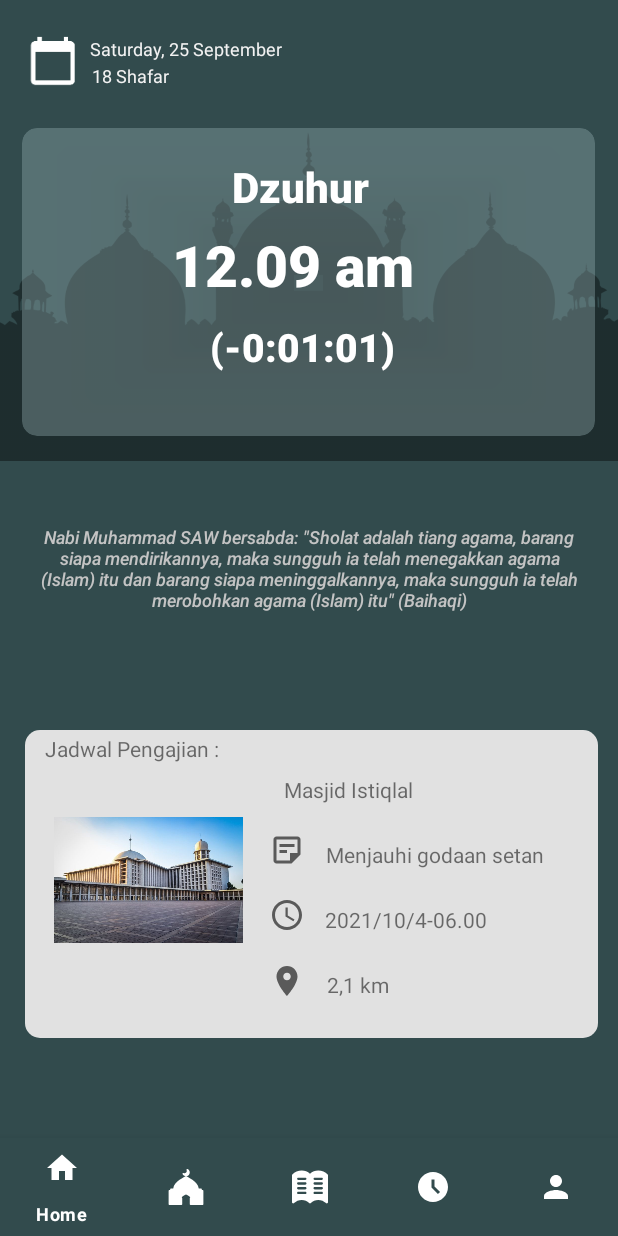
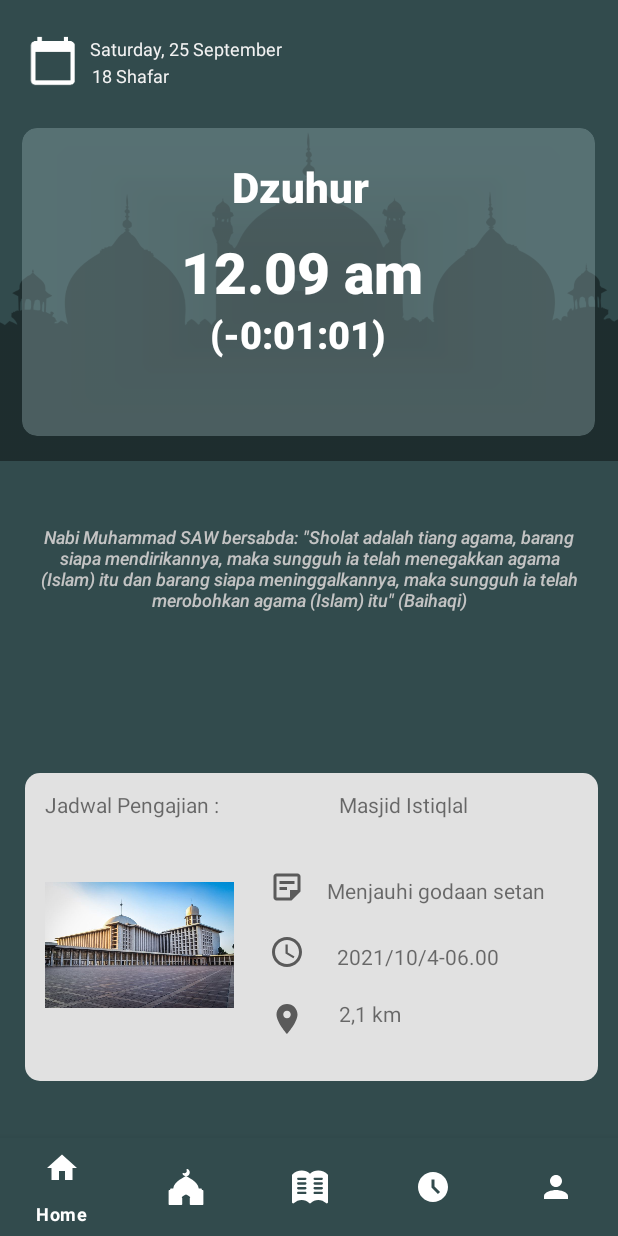
Before and after one commit to kintanputia/meng-ngaji, an Android app: the screen it shows after launch (MainActivity), on a phone screen of 412 x 824 dp. Run offline under Robolectric (Android 15) with nearby library versions, the phone set to English and light mode, and no system bars.

Commit message:
Update fragment_home.xml

```diff
--- a/app/src/main/res/layout/fragment_home.xml
+++ b/app/src/main/res/layout/fragment_home.xml
@@ -26,6 +26,7 @@
             app:layout_constraintVertical_bias="0.023" />
 
         <TextView
+            android:id="@+id/textView14"
             android:layout_width="wrap_content"
             android:layout_height="wrap_content"
             android:fontFamily="sans-serif"
@@ -110,25 +111,25 @@
                 android:textSize="28sp" />
 
             <TextView
+                android:layout_width="wrap_content"
+                android:layout_height="wrap_content"
+                android:layout_marginLeft="125dp"
+                android:layout_marginTop="120dp"
+                android:fontFamily="sans-serif-black"
+                android:text="(-0:01:01)"
+                android:textColor="@color/white"
+                android:textSize="25sp" />
+
+            <TextView
                 android:id="@+id/waktusolat"
                 android:layout_width="wrap_content"
                 android:layout_height="wrap_content"
-                android:layout_marginLeft="100dp"
-                android:layout_marginTop="65dp"
+                android:layout_marginLeft="106dp"
+                android:layout_marginTop="70dp"
                 android:fontFamily="sans-serif-black"
                 android:text="12.09 am"
                 android:textColor="@color/white"
                 android:textSize="38sp" />
-
-            <TextView
-                android:layout_width="wrap_content"
-                android:layout_height="wrap_content"
-                android:layout_marginLeft="125dp"
-                android:layout_marginTop="128dp"
-                android:fontFamily="sans-serif-black"
-                android:text="(-0:01:01)"
-                android:textColor="@color/white"
-                android:textSize="26sp" />
 
         </androidx.cardview.widget.CardView>
 
@@ -142,7 +143,7 @@
             app:layout_constraintHorizontal_bias="0.551"
             app:layout_constraintStart_toStartOf="parent"
             app:layout_constraintTop_toTopOf="parent"
-            app:layout_constraintVertical_bias="0.88" />
+            app:layout_constraintVertical_bias="0.931" />
 
         <TextView
             android:id="@+id/textView8"
@@ -151,10 +152,10 @@
             android:text="Jadwal Pengajian :"
             app:layout_constraintBottom_toBottomOf="parent"
             app:layout_constraintEnd_toEndOf="parent"
-            app:layout_constraintHorizontal_bias="0.101"
+            app:layout_constraintHorizontal_bias="0.102"
             app:layout_constraintStart_toStartOf="parent"
             app:layout_constraintTop_toTopOf="parent"
-            app:layout_constraintVertical_bias="0.662" />
+            app:layout_constraintVertical_bias="0.712" />
 
         <TextView
             android:id="@+id/textView9"
@@ -163,10 +164,10 @@
             android:text="Masjid Istiqlal"
             app:layout_constraintBottom_toBottomOf="parent"
             app:layout_constraintEnd_toEndOf="parent"
-            app:layout_constraintHorizontal_bias="0.58"
+            app:layout_constraintHorizontal_bias="0.694"
             app:layout_constraintStart_toStartOf="parent"
             app:layout_constraintTop_toTopOf="parent"
-            app:layout_constraintVertical_bias="0.699" />
+            app:layout_constraintVertical_bias="0.712" />
 
         <TextView
             android:id="@+id/textView10"
@@ -175,10 +176,10 @@
             android:text="Menjauhi godaan setan"
             app:layout_constraintBottom_toBottomOf="parent"
             app:layout_constraintEnd_toEndOf="parent"
-            app:layout_constraintHorizontal_bias="0.815"
+            app:layout_constraintHorizontal_bias="0.818"
             app:layout_constraintStart_toStartOf="parent"
             app:layout_constraintTop_toTopOf="parent"
-            app:layout_constraintVertical_bias="0.757" />
+            app:layout_constraintVertical_bias="0.79" />
 
         <TextView
             android:id="@+id/textView12"
@@ -187,10 +188,10 @@
             android:text="2021/10/4-06.00"
             app:layout_constraintBottom_toBottomOf="parent"
             app:layout_constraintEnd_toEndOf="parent"
-            app:layout_constraintHorizontal_bias="0.713"
+            app:layout_constraintHorizontal_bias="0.74"
             app:layout_constraintStart_toStartOf="parent"
             app:layout_constraintTop_toTopOf="parent"
-            app:layout_constraintVertical_bias="0.816" />
+            app:layout_constraintVertical_bias="0.849" />
 
         <TextView
             android:id="@+id/textView13"
@@ -199,10 +200,10 @@
             android:text="2,1 km"
             app:layout_constraintBottom_toBottomOf="parent"
             app:layout_constraintEnd_toEndOf="parent"
-            app:layout_constraintHorizontal_bias="0.588"
+            app:layout_constraintHorizontal_bias="0.609"
             app:layout_constraintStart_toStartOf="parent"
             app:layout_constraintTop_toTopOf="parent"
-            app:layout_constraintVertical_bias="0.875" />
+            app:layout_constraintVertical_bias="0.901" />
 
         <ImageView
             android:id="@+id/imageView15"
@@ -211,10 +212,10 @@
             android:src="@drawable/masjid"
             app:layout_constraintBottom_toBottomOf="parent"
             app:layout_constraintEnd_toEndOf="parent"
-            app:layout_constraintHorizontal_bias="0.126"
+            app:layout_constraintHorizontal_bias="0.105"
             app:layout_constraintStart_toStartOf="parent"
             app:layout_constraintTop_toTopOf="parent"
-            app:layout_constraintVertical_bias="0.832" />
+            app:layout_constraintVertical_bias="0.901" />
 
         <ImageView
             android:id="@+id/imageView16"
@@ -226,7 +227,7 @@
             app:layout_constraintHorizontal_bias="0.462"
             app:layout_constraintStart_toStartOf="parent"
             app:layout_constraintTop_toTopOf="parent"
-            app:layout_constraintVertical_bias="0.755" />
+            app:layout_constraintVertical_bias="0.789" />
 
         <ImageView
             android:id="@+id/imageView17"
@@ -238,7 +239,7 @@
             app:layout_constraintHorizontal_bias="0.462"
             app:layout_constraintStart_toStartOf="parent"
             app:layout_constraintTop_toTopOf="parent"
-            app:layout_constraintVertical_bias="0.814" />
+            app:layout_constraintVertical_bias="0.848" />
 
         <ImageView
             android:id="@+id/imageView18"
@@ -250,7 +251,7 @@
             app:layout_constraintHorizontal_bias="0.462"
             app:layout_constraintStart_toStartOf="parent"
             app:layout_constraintTop_toTopOf="parent"
-            app:layout_constraintVertical_bias="0.874" />
+            app:layout_constraintVertical_bias="0.908" />
 
     </androidx.constraintlayout.widget.ConstraintLayout>
 </FrameLayout>
```
